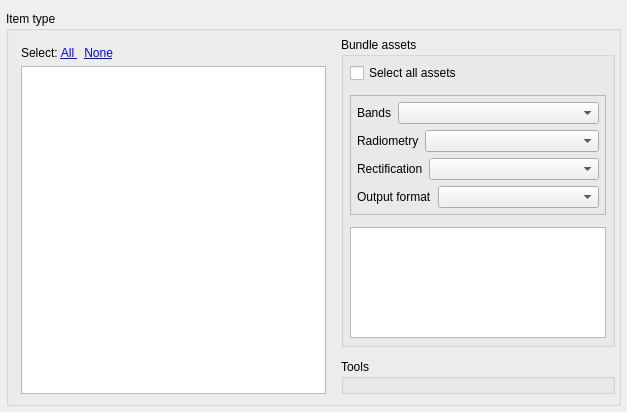
Above: planet_explorer/ui/pe_orders_v2_source_base.ui from planetlabs/qgis-planet-plugin before the change. Below: the same form after it.
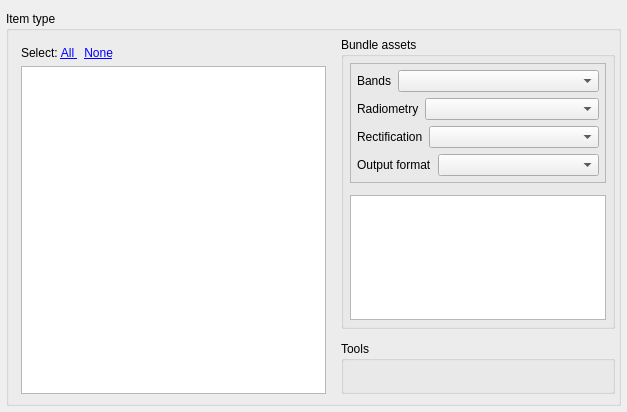
That is the form after the change. Custom widgets are drawn as their Qt base class.

Commit message: disable 'all assets option' in orders panel

```diff
--- a/planet_explorer/ui/pe_orders_v2_source_base.ui
+++ b/planet_explorer/ui/pe_orders_v2_source_base.ui
@@ -163,13 +163,6 @@
             <property name="bottomMargin">
              <number>6</number>
             </property>
-            <item>
-             <widget class="QCheckBox" name="chkBxSelectAllAssets">
-              <property name="text">
-               <string>Select all assets</string>
-              </property>
-             </widget>
-            </item>
             <item>
              <widget class="QFrame" name="frameBundleOptions">
               <property name="frameShape">
```
The commit also changes 1 other file.
